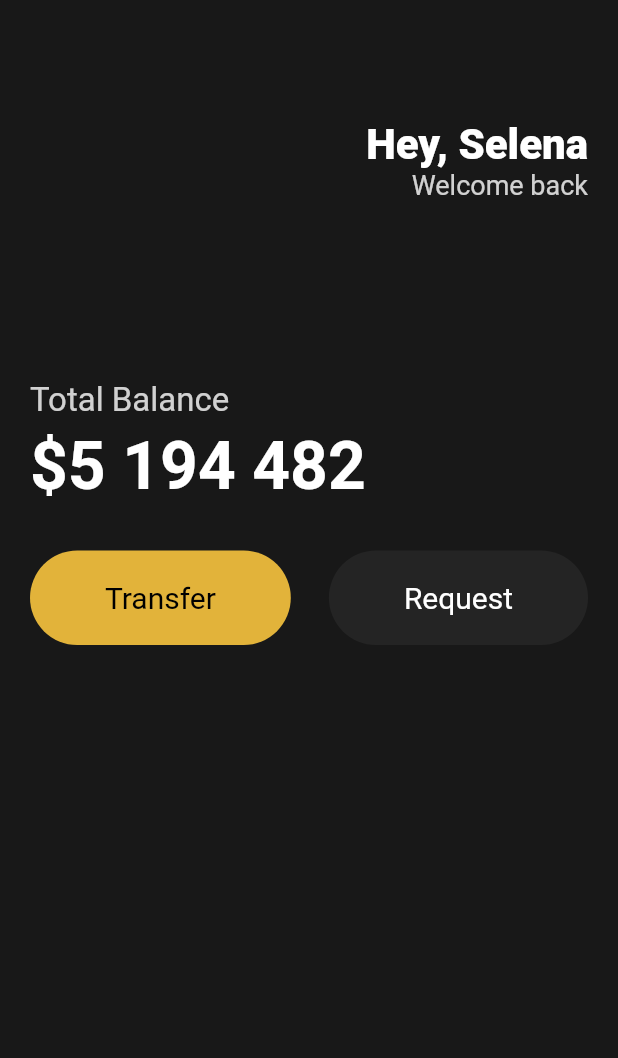
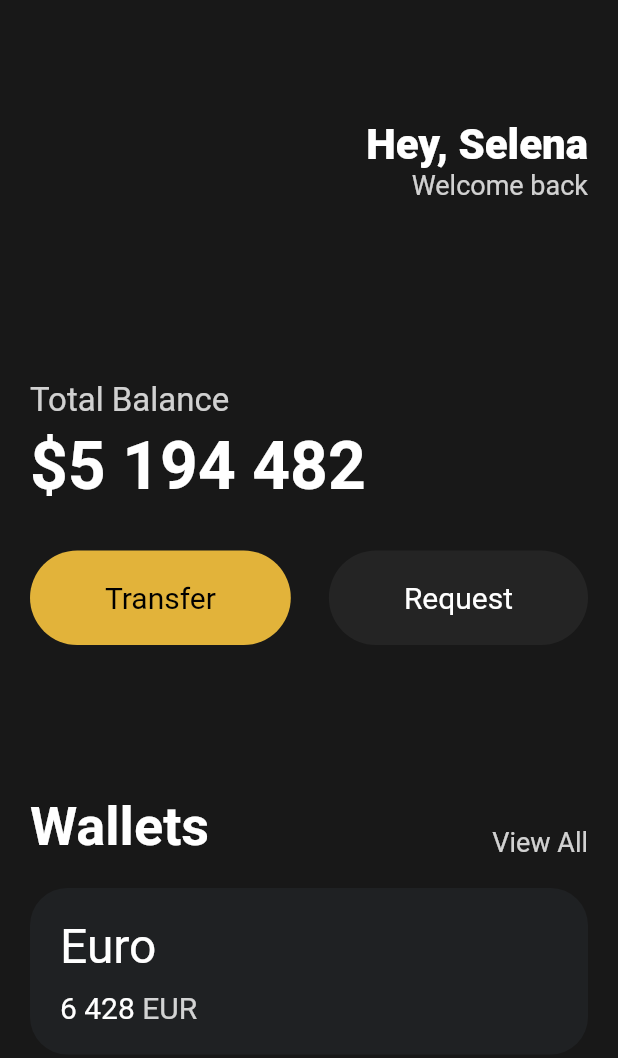
Before and after one commit to cjfal2/FRONT, a Flutter app: the screen it shows after launch, on a phone screen of 412 x 824 dp. Shown: the top 1058 px of the screen. Run offline on Flutter 3.47's test engine with Material 2 defaults, Android fonts, the phone set to English and light mode, and no system bars.

Commit message:
0315 home commit

```diff
--- a/nomad1/lib/main.dart
+++ b/nomad1/lib/main.dart
@@ -56,14 +56,18 @@
               ),
               Text(
                 'Total Balance',
-                style: TextStyle(fontSize: 22, color: Colors.white.withOpacity(0.8)),
+                style: TextStyle(
+                    fontSize: 22, color: Colors.white.withOpacity(0.8)),
               ),
               SizedBox(
                 height: 5,
               ),
               Text(
                 '\$5 194 482',
-                style: TextStyle(fontSize: 44, fontWeight: FontWeight.bold, color: Colors.white),
+                style: TextStyle(
+                    fontSize: 44,
+                    fontWeight: FontWeight.bold,
+                    color: Colors.white),
               ),
               SizedBox(
                 height: 30,
@@ -72,17 +76,93 @@
                 mainAxisAlignment: MainAxisAlignment.spaceBetween,
                 children: [
                   Button(
-                    bgColor: Color(0xffe2b33a),
-                    text: "Transfer",
-                    textColor: Colors.black
+                      bgColor: Color(0xffe2b33a),
+                      text: "Transfer",
+                      textColor: Colors.black),
+                  Button(
+                      bgColor: Color.fromARGB(255, 36, 36, 36),
+                      text: "Request",
+                      textColor: Colors.white),
+                ],
+              ),
+              SizedBox(
+                height: 100,
+              ),
+              Row(
+                crossAxisAlignment: CrossAxisAlignment.end, // 수직축 가운데 정렬
+                mainAxisAlignment: MainAxisAlignment.spaceBetween, // 떨어뜨리기
+                children: [
+                  Text(
+                    "Wallets",
+                    style: TextStyle(
+                        fontSize: 36,
+                        fontWeight: FontWeight.w600,
+                        color: Colors.white),
                   ),
-                  Button(
-                    bgColor: Color.fromARGB(255, 36, 36, 36),
-                    text: "Request",
-                    textColor: Colors.white
+                  Text(
+                    "View All",
+                    style: TextStyle(
+                      fontSize: 18,
+                      color: Colors.white.withOpacity(0.8),
+                    ),
                   ),
                 ],
-              )
+              ),
+              SizedBox(
+                height: 20,
+              ),
+              // 카드부분
+              Container(
+                decoration: BoxDecoration(
+                  color: Color(0xff1f2123),
+                  borderRadius: BorderRadius.circular(25)
+                ),
+                child: Padding(
+                  padding: const EdgeInsets.symmetric(
+                    vertical: 20,
+                    horizontal: 20,
+                  ),
+                  // == padding: const EdgeInsets.all(20),
+                  child: Row(
+                    children: [
+                      Column(
+                        crossAxisAlignment: CrossAxisAlignment.start,
+                        children: [
+                          Text(
+                            "Euro",
+                            style: TextStyle(
+                              color: Colors.white,
+                              fontSize: 32,
+                            ),
+                          ),
+                          SizedBox(
+                            height: 10,
+                          ),
+                          Row(
+                            children: [
+                              Text(
+                                '6 428',
+                                style: TextStyle(
+                                  color: Colors.white,
+                                  fontSize: 20,
+                                ),
+                              ),
+                              SizedBox(width: 5,),
+                              Text(
+                                'EUR',
+                                style: TextStyle(
+                                  color: Colors.white.withOpacity(0.8),
+                                  fontSize: 20,
+                                ),
+                              ),
+                            ],
+                          ),
+                        ],
+                      ),
+                    ],
+                  ),
+                ),
+              ),
             ],
           ),
         ),
```
